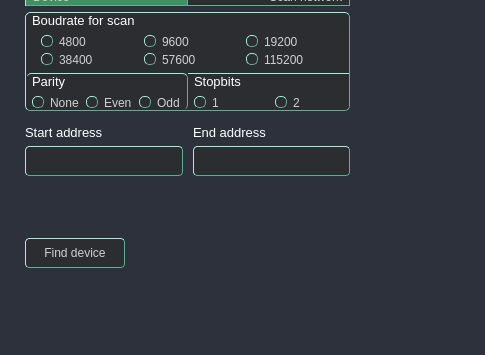
First picture: the form in UI/forms/AqAddDeviceWindow.ui, repository romangolovkou/AQteck_toolMAX, before the edit; both pictures show x 0 to 485 and y 245 to 600 of the 800 by 600 pixel window.
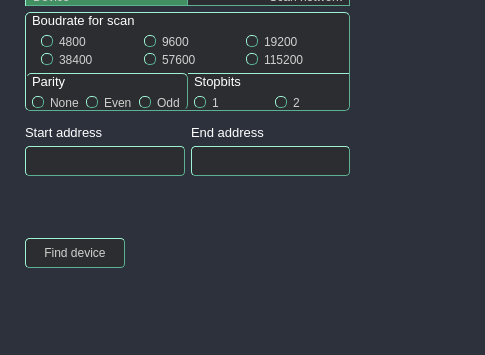
Second picture: the form after the edit. Icons and pictures are not drawn. Custom widgets are drawn as their Qt base class.

Commit message: Додано варнінг меседж у слейвАйДі фрейм форми скан нетворк

```diff
--- a/UI/forms/AqAddDeviceWindow.ui
+++ b/UI/forms/AqAddDeviceWindow.ui
@@ -203,6 +203,10 @@
     /*border-color: darkgreen; /* Цвет обводки при выборе */
 }
 
+#slaveIdWarningMsgLabel{
+	color: #fe2d2d;
+}
+
 </string>
   </property>
   <layout class="QVBoxLayout" name="verticalLayout_3">
@@ -1388,13 +1392,37 @@
                      </widget>
                     </item>
                     <item alignment="Qt::AlignTop">
-                     <widget class="QFrame" name="slaveIdFrame">
+                     <widget class="AqScanSlaveIDFrame" name="slaveIdFrame">
                       <property name="sizePolicy">
                        <sizepolicy hsizetype="Preferred" vsizetype="MinimumExpanding">
                         <horstretch>0</horstretch>
                         <verstretch>0</verstretch>
                        </sizepolicy>
                       </property>
+                      <property name="frameShape">
+                       <enum>QFrame::StyledPanel</enum>
+                      </property>
+                      <property name="frameShadow">
+                       <enum>QFrame::Raised</enum>
+                      </property>
+                      <layout class="QVBoxLayout" name="verticalLayout_19">
+                       <property name="spacing">
+                        <number>0</number>
+                       </property>
+                       <property name="leftMargin">
+                        <number>0</number>
+                       </property>
+                       <property name="topMargin">
+                        <number>0</number>
+                       </property>
+                       <property name="rightMargin">
+                        <number>0</number>
+                       </property>
+                       <property name="bottomMargin">
+                        <number>20</number>
+                       </property>
+                       <item>
+                        <widget class="QFrame" name="editiorsFrame">
                       <property name="frameShape">
                        <enum>QFrame::StyledPanel</enum>
                       </property>
@@ -1403,7 +1431,7 @@
                       </property>
                       <layout class="QHBoxLayout" name="horizontalLayout_10">
                        <property name="spacing">
-                        <number>10</number>
+                           <number>6</number>
                        </property>
                        <property name="leftMargin">
                         <number>0</number>
@@ -1417,7 +1445,7 @@
                        <property name="bottomMargin">
                         <number>0</number>
                        </property>
-                       <item alignment="Qt::AlignTop">
+                          <item>
                         <widget class="QFrame" name="startAddressFrame">
                          <property name="sizePolicy">
                           <sizepolicy hsizetype="Preferred" vsizetype="MinimumExpanding">
@@ -1475,7 +1503,7 @@
                          </layout>
                         </widget>
                        </item>
-                       <item alignment="Qt::AlignTop">
+                          <item>
                         <widget class="QFrame" name="endAddressFrame">
                          <property name="sizePolicy">
                           <sizepolicy hsizetype="Preferred" vsizetype="MinimumExpanding">
@@ -1538,6 +1566,9 @@
                     </item>
                    </layout>
                   </widget>
+                    </item>
+                   </layout>
+                  </widget>
                  </widget>
                 </item>
                </layout>
@@ -2004,6 +2035,12 @@
    <header location="global">AqScanSettingsWidgets.h</header>
    <container>1</container>
   </customwidget>
+  <customwidget>
+   <class>AqScanSlaveIDFrame</class>
+   <extends>QFrame</extends>
+   <header location="global">AqScanSettingsWidgets.h</header>
+   <container>1</container>
+  </customwidget>
  </customwidgets>
  <resources/>
  <connections/>
```
Lines whose indentation alone changed are shown as unchanged. The commit also changes 2 other files.
